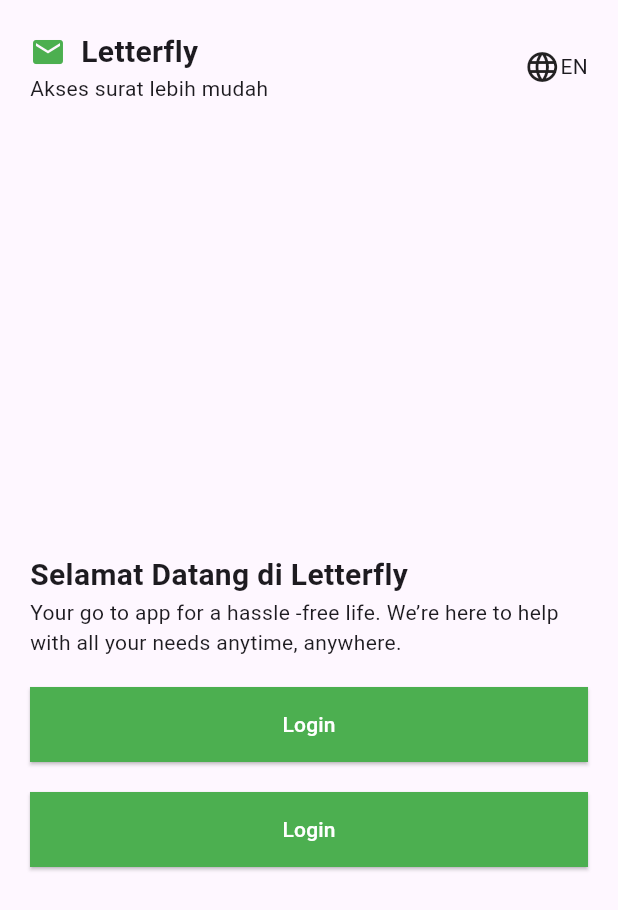
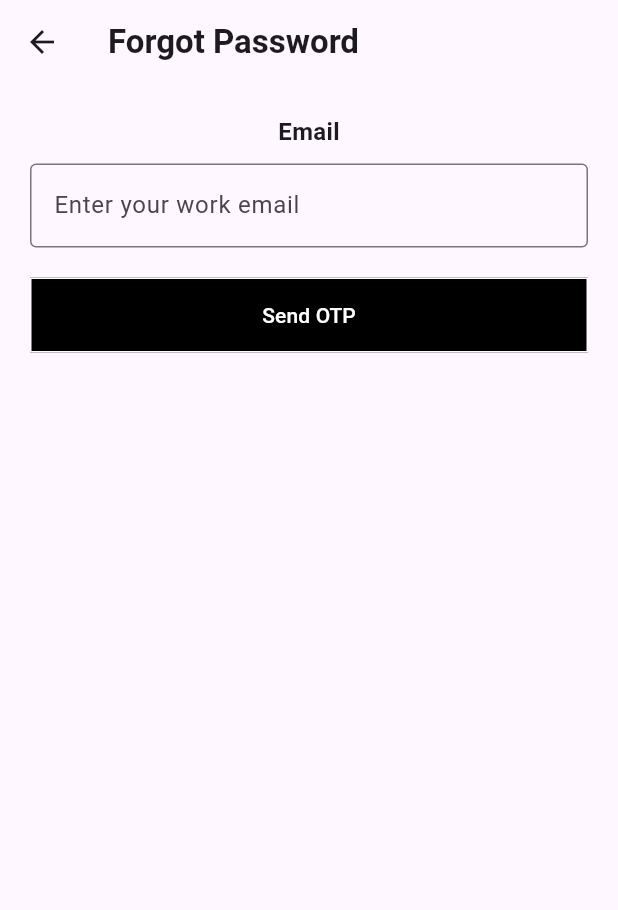
Before and after one commit to raymondtju/letterfly, a Flutter app: the MyWidget screen opened directly, on a phone screen of 412 x 824 dp. Shown: the top 910 px of the screen. Run offline on Flutter 3.47's test engine with Material 3 defaults, Android fonts, the phone set to English and light mode, and no system bars.

Commit message:
hapus backup.dart, update halaman welcome, tambah forgot password + enter, sesuaikan link dari package:mailify menjadi package:letterfly

```diff
--- a/lib/backup.dart
+++ /dev/null
@@ -1,131 +0,0 @@
-import 'package:flutter/material.dart';
-
-main() => runApp(
-  MyApp()
-);
-
-class MyApp extends StatelessWidget {
-  const MyApp({super.key});
-
-  @override
-  Widget build(BuildContext context) {
-    return MaterialApp(
-      home: const MyWidget(),
-    );
-  }
-}
-
-class MyWidget extends StatefulWidget {
-  const MyWidget({super.key});
-
-  @override
-  State<MyWidget> createState() => _MyWidgetState();
-}
-
-class _MyWidgetState extends State<MyWidget> {
-  @override
-  Widget build(BuildContext context) {
-    return Scaffold(
-      //  appBar: AppBar(
-      //   centerTitle: true,
-      //   backgroundColor: Colors.black,
-      //   title: Text(
-      //       'E-MAIL FOR NEWBIE',
-      //       style: TextStyle(
-      //         color: Colors.white
-      //       ),
-      //     ),
-      //  ),
-       body:
-        Padding(
-          padding: EdgeInsets.all(20),
-          child: Column(
-            children: [
-              Row(
-                mainAxisAlignment: MainAxisAlignment.spaceBetween,
-                children: [
-                  Column(
-                    crossAxisAlignment: CrossAxisAlignment.start,
-                    children: [
-                      Row(
-                        children: [
-                          Icon(Icons.mail, color: Colors.green,),
-                          SizedBox(width: 10,),
-                          Text(
-                            'Letterfly',
-                            style: TextStyle(
-                              fontWeight: FontWeight.bold,
-                              fontSize: 20
-                            ),
-                          ),
-                        ],
-                      ),
-                      Text('Akses surat lebih mudah')
-                    ],
-                  ),
-                  Row(
-                    children: [
-                      Icon(Icons.language),
-                      Text('EN')
-                    ],
-                  )
-                ],
-              ),
-              Padding(padding: EdgeInsets.symmetric(vertical: 150)),
-              Column(
-                  crossAxisAlignment: CrossAxisAlignment.start,
-                  children: [
-                    Text(
-                      'Selamat Datang di Letterfly',
-                      style: TextStyle(
-                        fontWeight: FontWeight.bold,
-                        fontSize: 20
-                      ),
-                    ),
-                    Text('Your go to app for a hassle -free life. We’re here to help with all your needs anytime, anywhere.')
-                  ],
-                ),
-              Padding(padding: EdgeInsets.symmetric(vertical: 10)),
-              ElevatedButton(
-                onPressed: () {
-
-                },
-                child: Text(
-                  'Login',
-                  style: TextStyle(
-                    color: Colors.white
-                  ),
-                ),
-                style: ElevatedButton.styleFrom(
-                  minimumSize: Size(double.infinity, 50),
-                  backgroundColor: Colors.green,
-                  shape: RoundedRectangleBorder(
-                    borderRadius: BorderRadius.zero
-                  )
-                ),
-              ),
-              Padding(padding: EdgeInsets.symmetric(vertical: 10)),
-              ElevatedButton(
-                onPressed: () {
-
-                },
-                child: Text(
-                  'Login',
-                  style: TextStyle(
-                    color: Colors.white
-                  ),
-                ),
-                style: ElevatedButton.styleFrom(
-                  minimumSize: Size(double.infinity, 50),
-                  backgroundColor: Colors.green,
-                  shape: RoundedRectangleBorder(
-                    borderRadius: BorderRadius.zero
-                  )
-                ),
-              ),
-            ],
-          ),
-        )
-    );
-  }
-}
--- a/lib/login.dart
+++ b/lib/login.dart
@@ -1,5 +1,5 @@
 import 'package:flutter/material.dart';
-import 'package:mailify/signup.dart';
+import 'package:Letterfly/signup.dart';
 
 class Login extends StatelessWidget {
   const Login({super.key});
--- a/lib/signup.dart
+++ b/lib/signup.dart
@@ -1,5 +1,5 @@
 import 'package:flutter/material.dart';
-import 'package:mailify/login.dart';
+import 'package:Letterfly/login.dart';
 
 class SignUp extends StatelessWidget {
   const SignUp({super.key});
```
Also changed, not shown: lib/forgotPassword.dart (+119 -1 lines), lib/main.dart (+15 -30 lines).
